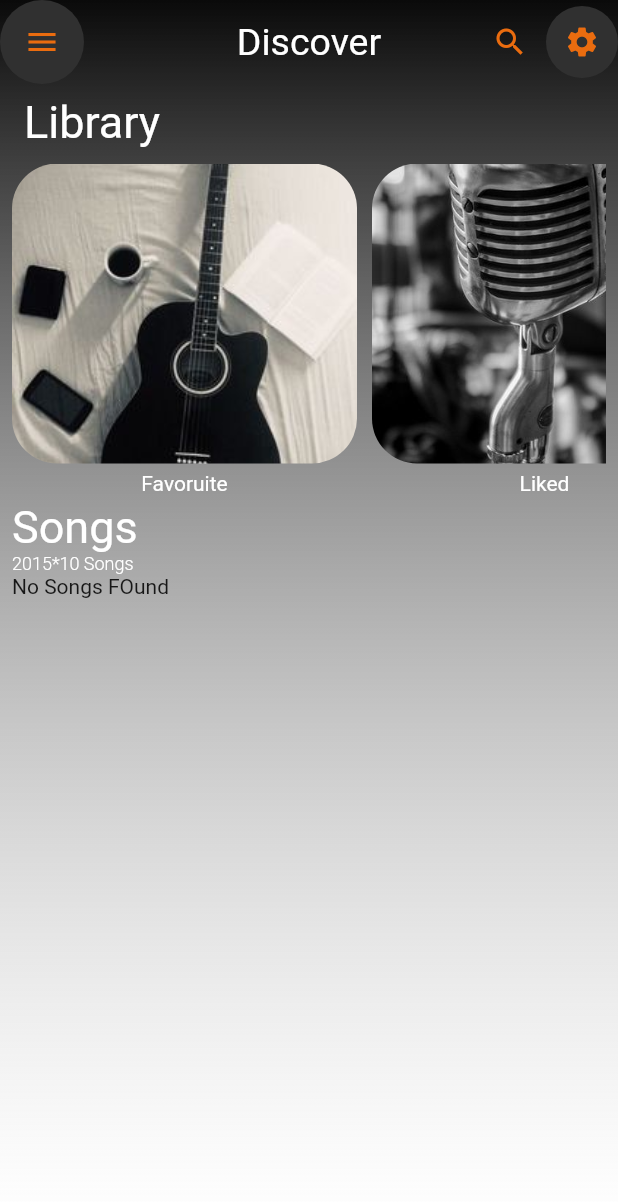
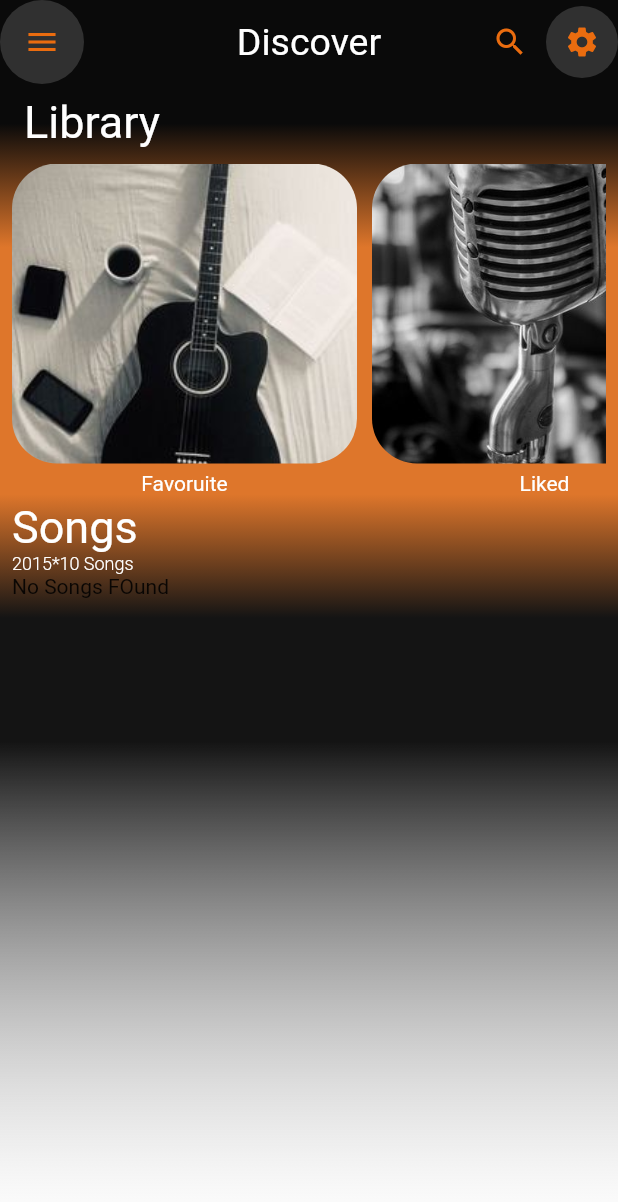
Before and after one commit to sufiyanas/Mussio-Player-Updated, a Flutter app: the screen it shows after launch, on a phone screen of 412 x 824 dp. Shown: the top 1202 px of the screen. Run offline on Flutter 3.47's test engine with Material 2 defaults, Android fonts, the phone set to English and light mode, and no system bars; our stand-ins replace animated_text_kit, assets_audio_player, on_audio_query, permission_handler.

Commit message:
New Chnges

```diff
--- a/lib/screen/home_screen.dart
+++ b/lib/screen/home_screen.dart
@@ -41,7 +41,20 @@ class _HomeScreenState extends State<HomeScreen> {
               end: Alignment.bottomCenter,
               colors: [
             Color(0xFFff0A0A0A),
+            Color.fromARGB(255, 222, 118, 43),
+            Color.fromARGB(255, 222, 118, 43),
+            Color.fromARGB(255, 20, 20, 20),
+            Color.fromARGB(255, 20, 20, 20),
             Colors.white24,
+            // Color(0xFFEA6C0F),
+          ],
+              stops: [
+            0.1,
+            0.2,
+            0.4,
+            0.5,
+            0.6,
+            1,
           ])),
       child: Scaffold(
         key: _scaffoldKey,
```
Also changed, not shown: lib/screen/play_screen.dart (+35 -1 lines).
